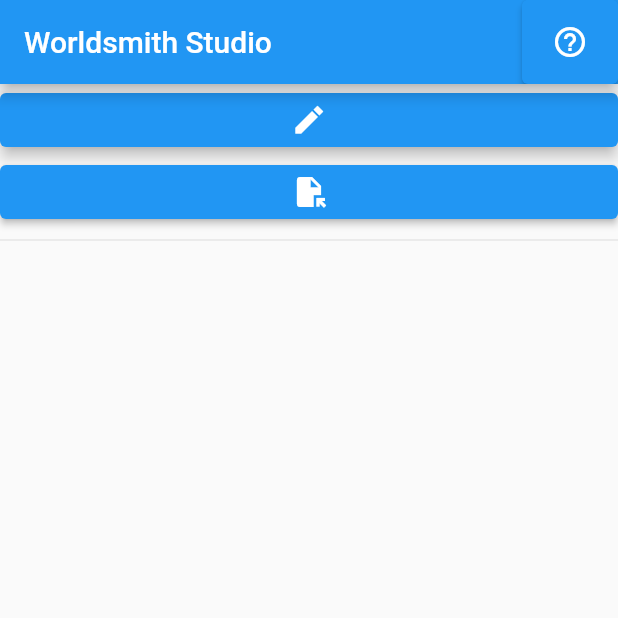
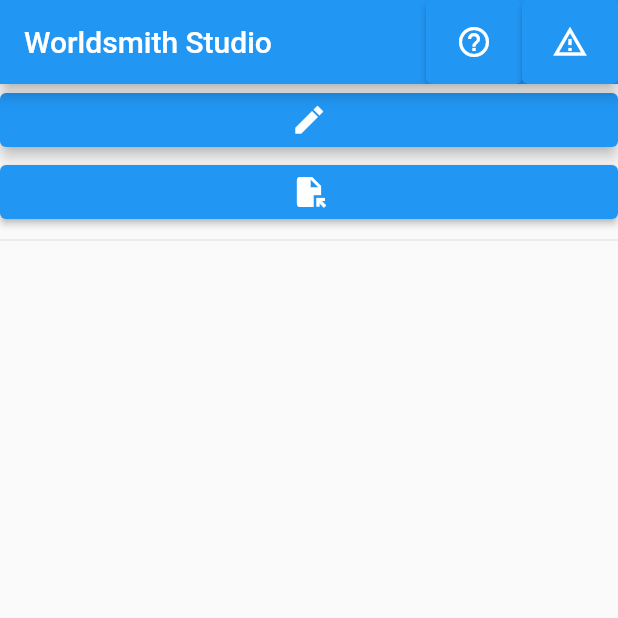
Before and after one commit to chrisnorman7/worldsmith_studio, a Flutter app: the screen it shows after launch, on a phone screen of 412 x 824 dp, the top half of it. Run offline on Flutter 3.47's test engine with Material 2 defaults, Android fonts, the phone set to English and light mode, and no system bars; our stand-ins replace file_picker, shared_preferences; missing offline and left inert: dart_sdl, dart_synthizer, filesize, short_uuids, worldsmith, ziggurat and 1 more; project files that could hold a hidden picture were left out.

Commit message:
Added a button for reporting issues.

```diff
--- a/lib/constants.dart
+++ b/lib/constants.dart
@@ -38,3 +38,7 @@ typedef CanDelete<T> = String? Function(T value);
 
 /// The URL for the manual.
 const manualUrl = 'https://chrisnorman7.github.io/worldsmith_studio_manual';
+
+/// The URL for reporting issues.
+const newIssueUrl =
+    'https://github.com/chrisnorman7/worldsmith_studio/issues/new';
--- a/lib/screens/home_page.dart
+++ b/lib/screens/home_page.dart
@@ -131,6 +131,13 @@ class _HomePageState extends State<HomePage> {
             child: const Icon(
               Icons.help_outline,
               semanticLabel: 'Help',
+            ),
+          ),
+          ElevatedButton(
+            onPressed: () => launch(newIssueUrl),
+            child: const Icon(
+              Icons.report_problem_outlined,
+              semanticLabel: 'Report A Problem',
             ),
           )
         ],
```
